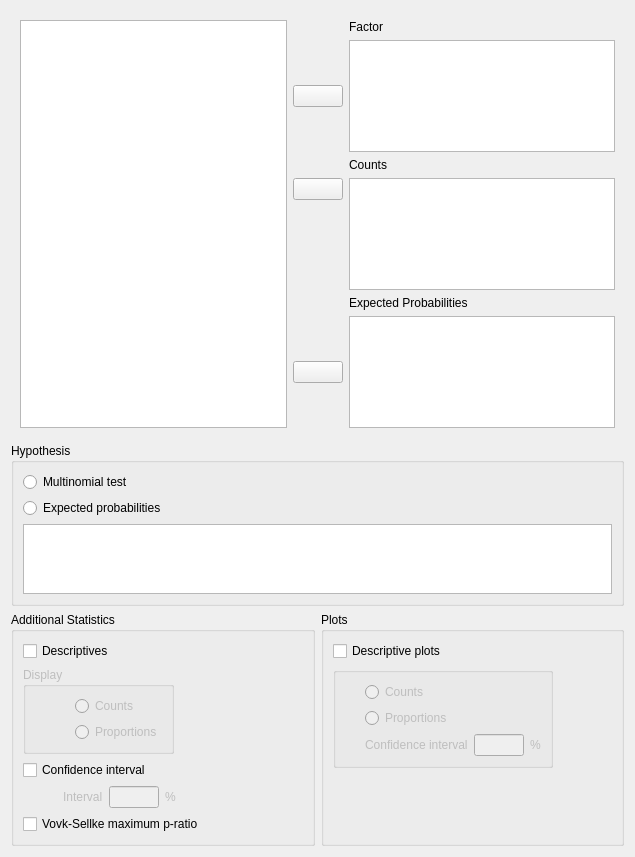
jasp-stats/jasp-desktop, file JASP-Desktop/analysisforms/multinomialtestform.ui: the form before one commit.
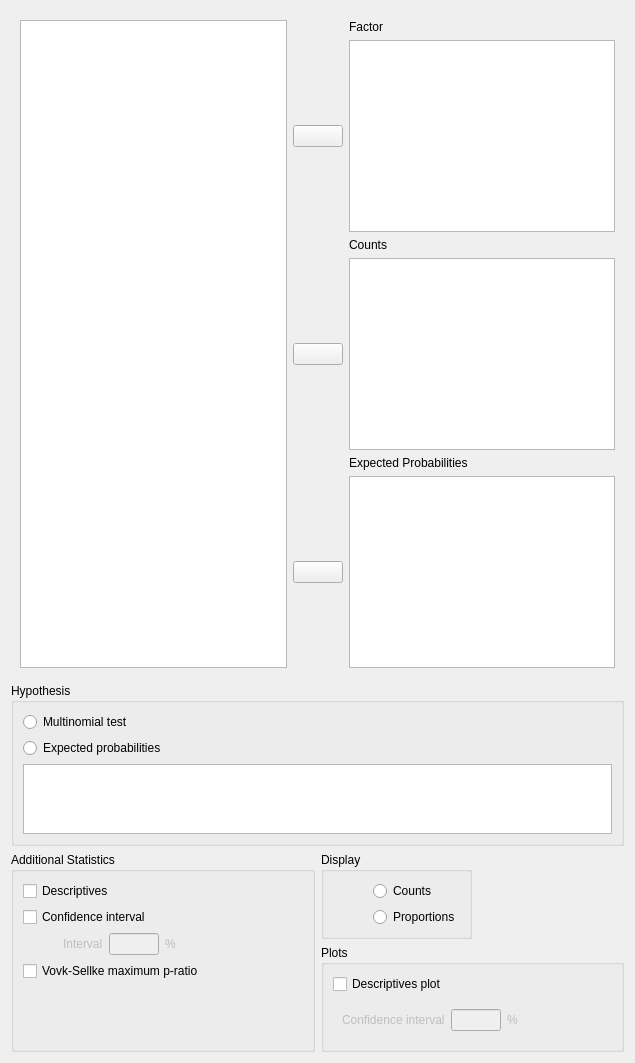
The form after the commit. Custom widgets are drawn as their Qt base class.

Commit message:
Add CI to descriptives table
Also UI Improvements

What changed in the file:
```diff
--- a/JASP-Desktop/analysisforms/multinomialtestform.ui
+++ b/JASP-Desktop/analysisforms/multinomialtestform.ui
@@ -14,6 +14,115 @@
    <string>Form</string>
   </property>
   <layout class="QGridLayout" name="gridLayout_5">
+   <item row="3" column="1">
+    <widget class="BoundGroupBox" name="plots">
+     <property name="title">
+      <string>Plots</string>
+     </property>
+     <layout class="QGridLayout" name="gridLayout_4">
+      <item row="2" column="0">
+       <spacer name="verticalSpacer_2">
+        <property name="orientation">
+         <enum>Qt::Vertical</enum>
+        </property>
+        <property name="sizeHint" stdset="0">
+         <size>
+          <width>20</width>
+          <height>40</height>
+         </size>
+        </property>
+       </spacer>
+      </item>
+      <item row="0" column="0">
+       <widget class="BoundCheckBox" name="descriptivesPlot">
+        <property name="sizePolicy">
+         <sizepolicy hsizetype="Fixed" vsizetype="Fixed">
+          <horstretch>0</horstretch>
+          <verstretch>0</verstretch>
+         </sizepolicy>
+        </property>
+        <property name="text">
+         <string>Descriptives plot</string>
+        </property>
+       </widget>
+      </item>
+      <item row="1" column="0">
+       <widget class="QWidget" name="plotCI" native="true">
+        <property name="enabled">
+         <bool>false</bool>
+        </property>
+        <property name="sizePolicy">
+         <sizepolicy hsizetype="Fixed" vsizetype="Fixed">
+          <horstretch>0</horstretch>
+          <verstretch>0</verstretch>
+         </sizepolicy>
+        </property>
+        <layout class="QGridLayout" name="gridLayout_3">
+         <item row="0" column="0">
+          <widget class="QLabel" name="label_7">
+           <property name="sizePolicy">
+            <sizepolicy hsizetype="Fixed" vsizetype="Fixed">
+             <horstretch>0</horstretch>
+             <verstretch>0</verstretch>
+            </sizepolicy>
+           </property>
+           <property name="text">
+            <string>Confidence interval</string>
+           </property>
+          </widget>
+         </item>
+         <item row="0" column="2">
+          <widget class="QLabel" name="label_6">
+           <property name="sizePolicy">
+            <sizepolicy hsizetype="Fixed" vsizetype="Fixed">
+             <horstretch>0</horstretch>
+             <verstretch>0</verstretch>
+            </sizepolicy>
+           </property>
+           <property name="text">
+            <string>%</string>
+           </property>
+          </widget>
+         </item>
+         <item row="0" column="1">
+          <widget class="BoundTextBox" name="descriptivesPlotConfidenceInterval">
+           <property name="sizePolicy">
+            <sizepolicy hsizetype="Fixed" vsizetype="Fixed">
+             <horstretch>0</horstretch>
+             <verstretch>0</verstretch>
+            </sizepolicy>
+           </property>
+           <property name="maximumSize">
+            <size>
+             <width>50</width>
+             <height>16777215</height>
+            </size>
+           </property>
+          </widget>
+         </item>
+        </layout>
+       </widget>
+      </item>
+      <item row="1" column="1">
+       <spacer name="horizontalSpacer">
+        <property name="orientation">
+         <enum>Qt::Horizontal</enum>
+        </property>
+        <property name="sizeHint" stdset="0">
+         <size>
+          <width>40</width>
+          <height>20</height>
+         </size>
+        </property>
+       </spacer>
+      </item>
+     </layout>
+     <zorder>descriptivesPlot</zorder>
+     <zorder>plotCI</zorder>
+     <zorder>verticalSpacer_2</zorder>
+     <zorder>horizontalSpacer</zorder>
+    </widget>
+   </item>
    <item row="1" column="0" colspan="2">
     <widget class="BoundGroupBox" name="hypothesis">
      <property name="sizePolicy">
@@ -74,7 +183,233 @@
      </layout>
     </widget>
    </item>
-   <item row="2" column="0">
+   <item row="0" column="0" colspan="2">
+    <widget class="QWidget" name="topWidget" native="true">
+     <layout class="QGridLayout" name="gridLayout">
+      <item row="0" column="2">
+       <widget class="QLabel" name="factorLabel">
+        <property name="text">
+         <string>Factor</string>
+        </property>
+       </widget>
+      </item>
+      <item row="1" column="1">
+       <widget class="AssignButton" name="assignFactor">
+        <property name="sizePolicy">
+         <sizepolicy hsizetype="Fixed" vsizetype="Fixed">
+          <horstretch>0</horstretch>
+          <verstretch>0</verstretch>
+         </sizepolicy>
+        </property>
+        <property name="minimumSize">
+         <size>
+          <width>50</width>
+          <height>0</height>
+         </size>
+        </property>
+        <property name="maximumSize">
+         <size>
+          <width>50</width>
+          <height>16777215</height>
+         </size>
+        </property>
+        <property name="text">
+         <string/>
+        </property>
+       </widget>
+      </item>
+      <item row="1" column="2">
+       <widget class="boundSingleItemView" name="factor">
+        <property name="sizePolicy">
+         <sizepolicy hsizetype="Expanding" vsizetype="Fixed">
+          <horstretch>0</horstretch>
+          <verstretch>0</verstretch>
+         </sizepolicy>
+        </property>
+        <property name="minimumSize">
+         <size>
+          <width>0</width>
+          <height>0</height>
+         </size>
+        </property>
+       </widget>
+      </item>
+      <item row="2" column="2">
+       <widget class="QLabel" name="countsLabel">
+        <property name="text">
+         <string>Counts</string>
+        </property>
+       </widget>
+      </item>
+      <item row="3" column="1">
+       <widget class="AssignButton" name="assignCounts">
+        <property name="sizePolicy">
+         <sizepolicy hsizetype="Fixed" vsizetype="Fixed">
+          <horstretch>0</horstretch>
+          <verstretch>0</verstretch>
+         </sizepolicy>
+        </property>
+        <property name="minimumSize">
+         <size>
+          <width>50</width>
+          <height>0</height>
+         </size>
+        </property>
+        <property name="maximumSize">
+         <size>
+          <width>50</width>
+          <height>16777215</height>
+         </size>
+        </property>
+        <property name="text">
+         <string/>
+        </property>
+       </widget>
+      </item>
+      <item row="3" column="2">
+       <widget class="boundSingleItemView" name="counts">
+        <property name="sizePolicy">
+         <sizepolicy hsizetype="Expanding" vsizetype="Fixed">
+          <horstretch>0</horstretch>
+          <verstretch>0</verstretch>
+         </sizepolicy>
+        </property>
+        <property name="minimumSize">
+         <size>
+          <width>0</width>
+          <height>0</height>
+         </size>
+        </property>
+       </widget>
+      </item>
+      <item row="4" column="2">
+       <widget class="QLabel" name="exProbVarLabel">
+        <property name="text">
+         <string>Expected Probabilities</string>
+        </property>
+       </widget>
+      </item>
+      <item row="5" column="1">
+       <widget class="AssignButton" name="assignExProbVar">
+        <property name="enabled">
+         <bool>true</bool>
+        </property>
+        <property name="sizePolicy">
+         <sizepolicy hsizetype="Fixed" vsizetype="Fixed">
+          <horstretch>0</horstretch>
+          <verstretch>0</verstretch>
+         </sizepolicy>
+        </property>
+        <property name="minimumSize">
+         <size>
+          <width>50</width>
+          <height>0</height>
+         </size>
+        </property>
+        <property name="maximumSize">
+         <size>
+          <width>50</width>
+          <height>16777215</height>
+         </size>
+        </property>
+        <property name="text">
+         <string/>
+        </property>
+       </widget>
+      </item>
+      <item row="5" column="2">
+       <widget class="boundSingleItemView" name="exProbVar">
+        <property name="enabled">
+         <bool>true</bool>
+        </property>
+        <property name="sizePolicy">
+         <sizepolicy hsizetype="Expanding" vsizetype="Fixed">
+          <horstretch>0</horstretch>
+          <verstretch>0</verstretch>
+         </sizepolicy>
+        </property>
+        <property name="minimumSize">
+         <size>
+          <width>0</width>
+          <height>0</height>
+         </size>
+        </property>
+       </widget>
+      </item>
+      <item row="0" column="0" rowspan="6">
+       <widget class="AvailableFieldsListView" name="listAvailableVariables"/>
+      </item>
+     </layout>
+     <zorder>listAvailableVariables</zorder>
+     <zorder>factor</zorder>
+     <zorder>counts</zorder>
+     <zorder>exProbVar</zorder>
+     <zorder>assignFactor</zorder>
+     <zorder>exProbVarLabel</zorder>
+     <zorder>countsLabel</zorder>
+     <zorder>factorLabel</zorder>
+     <zorder>assignExProbVar</zorder>
+     <zorder>assignCounts</zorder>
+    </widget>
+   </item>
+   <item row="2" column="1">
+    <widget class="BoundGroupBox" name="countProp">
+     <property name="enabled">
+      <bool>true</bool>
+     </property>
+     <property name="sizePolicy">
+      <sizepolicy hsizetype="Fixed" vsizetype="Fixed">
+       <horstretch>0</horstretch>
+       <verstretch>0</verstretch>
+      </sizepolicy>
+     </property>
+     <property name="title">
+      <string>Display</string>
+     </property>
+     <layout class="QGridLayout" name="gridLayout_7">
+      <item row="2" column="1">
+       <widget class="QRadioButton" name="_2descProps">
+        <property name="sizePolicy">
+         <sizepolicy hsizetype="Fixed" vsizetype="Fixed">
+          <horstretch>0</horstretch>
+          <verstretch>0</verstretch>
+         </sizepolicy>
+        </property>
+        <property name="text">
+         <string>Proportions</string>
+        </property>
+       </widget>
+      </item>
+      <item row="1" column="1">
+       <widget class="QRadioButton" name="_1descCounts">
+        <property name="sizePolicy">
+         <sizepolicy hsizetype="Fixed" vsizetype="Fixed">
+          <horstretch>0</horstretch>
+          <verstretch>0</verstretch>
+         </sizepolicy>
+        </property>
+        <property name="text">
+         <string>Counts</string>
+        </property>
+       </widget>
+      </item>
+      <item row="1" column="0">
+       <spacer name="horizontalSpacer_5">
+        <property name="orientation">
+         <enum>Qt::Horizontal</enum>
+        </property>
+        <property name="sizeHint" stdset="0">
+         <size>
+          <width>40</width>
+          <height>20</height>
+         </size>
+        </property>
+       </spacer>
+      </item>
+     </layout>
+    </widget>
+   </item>
+   <item row="2" column="0" rowspan="2">
     <widget class="BoundGroupBox" name="additional">
      <property name="sizePolicy">
       <sizepolicy hsizetype="Preferred" vsizetype="Preferred">
@@ -210,101 +545,9 @@
         </layout>
        </widget>
       </item>
-      <item row="1" column="0">
-       <widget class="BoundGroupBox" name="countProp">
-        <property name="enabled">
-         <bool>false</bool>
-        </property>
-        <property name="sizePolicy">
-         <sizepolicy hsizetype="Fixed" vsizetype="Fixed">
-          <horstretch>0</horstretch>
-          <verstretch>0</verstretch>
-         </sizepolicy>
-        </property>
-        <property name="title">
-         <string>Display</string>
-        </property>
-        <layout class="QGridLayout" name="gridLayout_7">
-         <item row="2" column="1">
-          <widget class="QRadioButton" name="_2descProps">
-           <property name="sizePolicy">
-            <sizepolicy hsizetype="Fixed" vsizetype="Fixed">
-             <horstretch>0</horstretch>
-             <verstretch>0</verstretch>
-            </sizepolicy>
-           </property>
-           <property name="text">
-            <string>Proportions</string>
-           </property>
-          </widget>
-         </item>
-         <item row="1" column="1">
-          <widget class="QRadioButton" name="_1descCounts">
-           <property name="sizePolicy">
-            <sizepolicy hsizetype="Fixed" vsizetype="Fixed">
-             <horstretch>0</horstretch>
-             <verstretch>0</verstretch>
-            </sizepolicy>
-           </property>
-           <property name="text">
-            <string>Counts</string>
-           </property>
-          </widget>
-         </item>
-         <item row="1" column="0">
-          <spacer name="horizontalSpacer_5">
-           <property name="orientation">
-            <enum>Qt::Horizontal</enum>
-           </property>
-           <property name="sizeHint" stdset="0">
-            <size>
-             <width>40</width>
-             <height>20</height>
-            </size>
-           </property>
-          </spacer>
-         </item>
-        </layout>
-       </widget>
-      </item>
-     </layout>
-    </widget>
-   </item>
-   <item row="2" column="1">
-    <widget class="BoundGroupBox" name="plots">
-     <property name="title">
-      <string>Plots</string>
-     </property>
-     <layout class="QGridLayout" name="gridLayout_4">
-      <item row="0" column="0">
-       <widget class="BoundCheckBox" name="descriptivesPlot">
-        <property name="sizePolicy">
-         <sizepolicy hsizetype="Fixed" vsizetype="Fixed">
-          <horstretch>0</horstretch>
-          <verstretch>0</verstretch>
-         </sizepolicy>
-        </property>
-        <property name="text">
-         <string>Descriptive plots</string>
-        </property>
-       </widget>
-      </item>
-      <item row="1" column="1">
-       <spacer name="horizontalSpacer">
+      <item row="5" column="0">
+       <spacer name="verticalSpacer_3">
         <property name="orientation">
-         <enum>Qt::Horizontal</enum>
-        </property>
-        <property name="sizeHint" stdset="0">
-         <size>
-          <width>40</width>
-          <height>20</height>
-         </size>
-        </property>
-       </spacer>
-      </item>
-      <item row="2" column="0">
-       <spacer name="verticalSpacer_2">
-        <property name="orientation">
          <enum>Qt::Vertical</enum>
         </property>
         <property name="sizeHint" stdset="0">
@@ -315,289 +558,7 @@
         </property>
        </spacer>
       </item>
-      <item row="1" column="0">
-       <widget class="BoundGroupBox" name="countPropPlot">
-        <property name="enabled">
-         <bool>false</bool>
-        </property>
-        <property name="sizePolicy">
-         <sizepolicy hsizetype="Fixed" vsizetype="Fixed">
-          <horstretch>0</horstretch>
-          <verstretch>0</verstretch>
-         </sizepolicy>
-        </property>
-        <layout class="QGridLayout" name="gridLayout_3">
-         <item row="2" column="3">
-          <widget class="QLabel" name="label_6">
-           <property name="sizePolicy">
-            <sizepolicy hsizetype="Fixed" vsizetype="Fixed">
-             <horstretch>0</horstretch>
-             <verstretch>0</verstretch>
-            </sizepolicy>
-           </property>
-           <property name="text">
-            <string>%</string>
-           </property>
-          </widget>
-         </item>
-         <item row="0" column="1">
-          <widget class="QRadioButton" name="_1plotCounts">
-           <property name="sizePolicy">
-            <sizepolicy hsizetype="Fixed" vsizetype="Fixed">
-             <horstretch>0</horstretch>
-             <verstretch>0</verstretch>
-            </sizepolicy>
-           </property>
-           <property name="text">
-            <string>Counts</string>
-           </property>
-          </widget>
-         </item>
-         <item row="2" column="1">
-          <widget class="QLabel" name="label_7">
-           <property name="sizePolicy">
-            <sizepolicy hsizetype="Fixed" vsizetype="Fixed">
-             <horstretch>0</horstretch>
-             <verstretch>0</verstretch>
-            </sizepolicy>
-           </property>
-           <property name="text">
-            <string>Confidence interval</string>
-           </property>
-          </widget>
-         </item>
-         <item row="2" column="2">
-          <widget class="BoundTextBox" name="descriptivesPlotConfidenceInterval">
-           <property name="sizePolicy">
-            <sizepolicy hsizetype="Fixed" vsizetype="Fixed">
-             <horstretch>0</horstretch>
-             <verstretch>0</verstretch>
-            </sizepolicy>
-           </property>
-           <property name="maximumSize">
-            <size>
-             <width>50</width>
-             <height>16777215</height>
-            </size>
-           </property>
-          </widget>
-         </item>
-         <item row="1" column="1">
-          <widget class="QRadioButton" name="_2plotProps">
-           <property name="sizePolicy">
-            <sizepolicy hsizetype="Fixed" vsizetype="Fixed">
-             <horstretch>0</horstretch>
-             <verstretch>0</verstretch>
-            </sizepolicy>
-           </property>
-           <property name="text">
-            <string>Proportions</string>
-           </property>
-          </widget>
-         </item>
-         <item row="1" column="0">
-          <spacer name="horizontalSpacer_4">
-           <property name="orientation">
-            <enum>Qt::Horizontal</enum>
-           </property>
-           <property name="sizeHint" stdset="0">
-            <size>
-             <width>20</width>
-             <height>20</height>
-            </size>
-           </property>
-          </spacer>
-         </item>
-        </layout>
-       </widget>
-      </item>
      </layout>
-     <zorder>descriptivesPlot</zorder>
-     <zorder>countPropPlot</zorder>
-     <zorder>verticalSpacer_2</zorder>
-    </widget>
-   </item>
-   <item row="0" column="0" colspan="2">
-    <widget class="QWidget" name="topWidget" native="true">
-     <layout class="QGridLayout" name="gridLayout">
-      <item row="3" column="2" rowspan="2">
-       <widget class="BoundListView" name="counts">
-        <property name="sizePolicy">
-         <sizepolicy hsizetype="Expanding" vsizetype="Fixed">
-          <horstretch>0</horstretch>
-          <verstretch>0</verstretch>
-         </sizepolicy>
-        </property>
-        <property name="minimumSize">
-         <size>
-          <width>0</width>
-          <height>80</height>
-         </size>
-        </property>
-       </widget>
-      </item>
-      <item row="1" column="2">
-       <widget class="BoundListView" name="factor">
-        <property name="sizePolicy">
-         <sizepolicy hsizetype="Expanding" vsizetype="Fixed">
-          <horstretch>0</horstretch>
-          <verstretch>0</verstretch>
-         </sizepolicy>
-        </property>
-        <property name="minimumSize">
-         <size>
-          <width>0</width>
-          <height>80</height>
-         </size>
-        </property>
-       </widget>
-      </item>
-      <item row="6" column="2">
-       <widget class="BoundListView" name="exProbVar">
-        <property name="enabled">
-         <bool>true</bool>
-        </property>
-        <property name="sizePolicy">
-         <sizepolicy hsizetype="Expanding" vsizetype="Fixed">
-          <horstretch>0</horstretch>
-          <verstretch>0</verstretch>
-         </sizepolicy>
-        </property>
-        <property name="minimumSize">
-         <size>
-          <width>0</width>
-          <height>80</height>
-         </size>
-        </property>
-       </widget>
-      </item>
-      <item row="5" column="2">
-       <widget class="QLabel" name="exProbVarLabel">
-        <property name="text">
-         <string>Expected Probabilities</string>
-        </property>
-       </widget>
-      </item>
-      <item row="1" column="1">
-       <widget class="AssignButton" name="assignFactor">
-        <property name="sizePolicy">
-         <sizepolicy hsizetype="Fixed" vsizetype="Fixed">
-          <horstretch>0</horstretch>
-          <verstretch>0</verstretch>
-         </sizepolicy>
-        </property>
-        <property name="minimumSize">
-         <size>
-          <width>50</width>
-          <height>0</height>
-         </size>
-        </property>
-        <property name="maximumSize">
-         <size>
-          <width>50</width>
-          <height>16777215</height>
-         </size>
-        </property>
-        <property name="text">
-         <string/>
-        </property>
-       </widget>
-      </item>
-      <item row="2" column="2">
-       <widget class="QLabel" name="countsLabel">
-        <property name="text">
-         <string>Counts</string>
-        </property>
-       </widget>
-      </item>
-      <item row="0" column="2">
-       <widget class="QLabel" name="factorLabel">
-        <property name="text">
-         <string>Factor</string>
-        </property>
-       </widget>
-      </item>
-      <item row="6" column="1">
-       <widget class="AssignButton" name="assignExProbVar">
-        <property name="enabled">
-         <bool>true</bool>
-        </property>
-        <property name="sizePolicy">
-         <sizepolicy hsizetype="Fixed" vsizetype="Fixed">
-          <horstretch>0</horstretch>
-          <verstretch>0</verstretch>
-         </sizepolicy>
-        </property>
-        <property name="minimumSize">
-         <size>
-          <width>50</width>
-          <height>0</height>
-         </size>
-        </property>
-        <property name="maximumSize">
-         <size>
-          <width>50</width>
-          <height>16777215</height>
-         </size>
-        </property>
-        <property name="text">
-         <string/>
-        </property>
-       </widget>
-      </item>
-      <item row="0" column="0" rowspan="7">
-       <widget class="AvailableFieldsListView" name="listAvailableVariables"/>
-      </item>
-      <item row="3" column="1">
-       <widget class="AssignButton" name="assignCounts">
-        <property name="sizePolicy">
-         <sizepolicy hsizetype="Fixed" vsizetype="Fixed">
-          <horstretch>0</horstretch>
-          <verstretch>0</verstretch>
-         </sizepolicy>
-        </property>
-        <property name="minimumSize">
-         <size>
-          <width>50</width>
-          <height>0</height>
-         </size>
-        </property>
-        <property name="maximumSize">
-         <size>
-          <width>50</width>
-          <height>16777215</height>
-         </size>
-        </property>
-        <property name="text">
-         <string/>
-        </property>
-       </widget>
-      </item>
-      <item row="4" column="1">
-       <spacer name="verticalSpacer">
-        <property name="orientation">
-         <enum>Qt::Vertical</enum>
-        </property>
-        <property name="sizeHint" stdset="0">
-         <size>
-          <width>20</width>
-          <height>40</height>
-         </size>
-        </property>
-       </spacer>
-      </item>
-     </layout>
-     <zorder>listAvailableVariables</zorder>
-     <zorder>factor</zorder>
-     <zorder>counts</zorder>
-     <zorder>exProbVar</zorder>
-     <zorder>assignFactor</zorder>
-     <zorder>assignExProbVar</zorder>
-     <zorder>exProbVarLabel</zorder>
-     <zorder>countsLabel</zorder>
-     <zorder>factorLabel</zorder>
-     <zorder>assignCounts</zorder>
-     <zorder>verticalSpacer</zorder>
     </widget>
    </item>
   </layout>
@@ -613,11 +574,6 @@
    <extends>QListView</extends>
    <header>widgets/availablefieldslistview.h</header>
   </customwidget>
-  <customwidget>
-   <class>BoundListView</class>
-   <extends>QListView</extends>
-   <header>widgets/boundlistview.h</header>
-  </customwidget>
   <customwidget>
    <class>BoundTextBox</class>
    <extends>QLineEdit</extends>
@@ -634,6 +590,11 @@
    <extends>QCheckBox</extends>
    <header>widgets/boundcheckbox.h</header>
   </customwidget>
+  <customwidget>
+   <class>boundSingleItemView</class>
+   <extends>QListView</extends>
+   <header>widgets/boundsingleitemview.h</header>
+  </customwidget>
  </customwidgets>
  <resources/>
  <connections>
```
Left out of the diff: 94 changed lines with no effect on the pictures. The commit also changes 3 other files.
